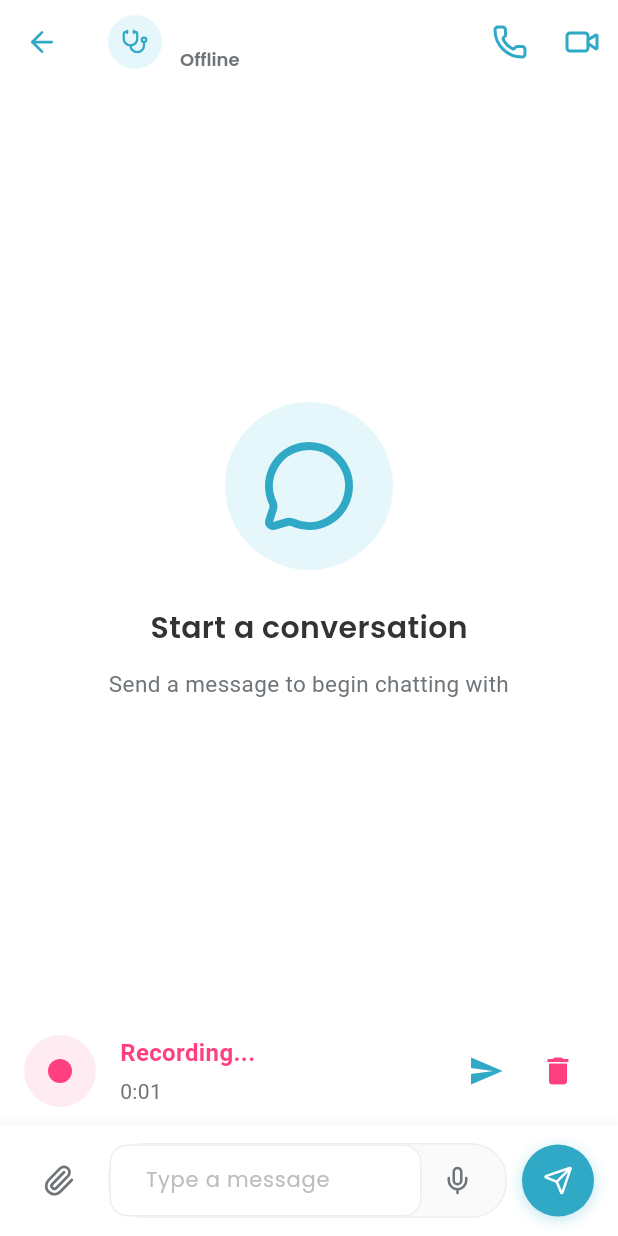
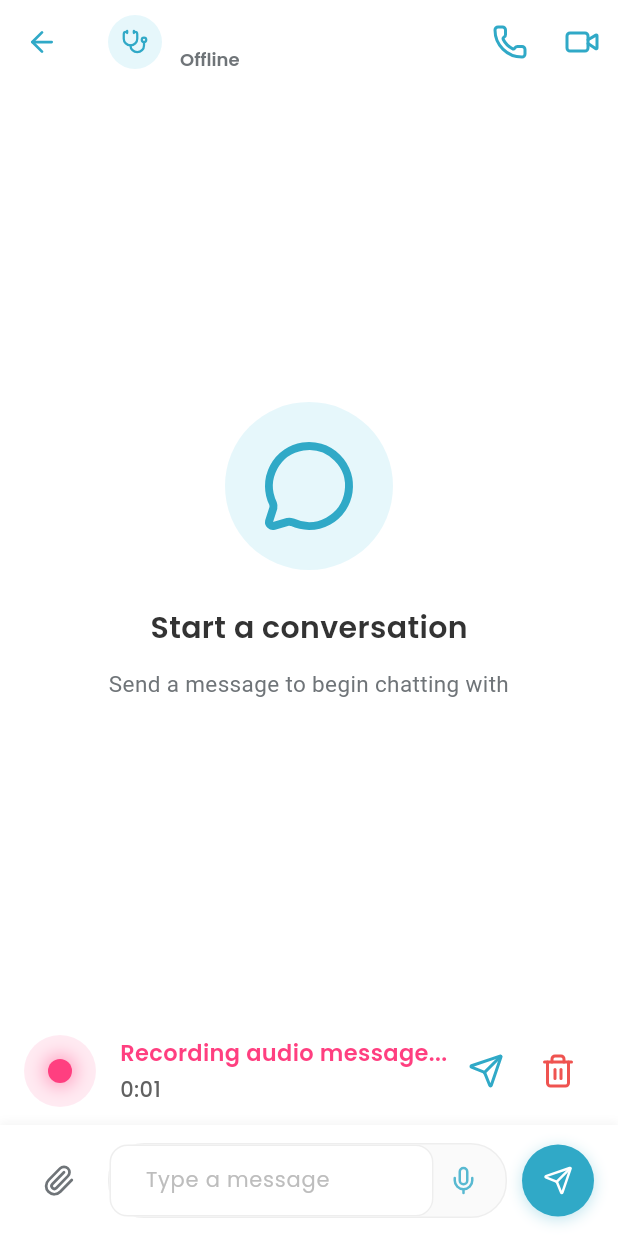
Before and after one commit to haseebawan45/Asan-Ilaaj, a Flutter app: the ChatDetailScreen screen opened directly with empty values, item 2 of the bottom bar chosen, on a phone screen of 412 x 824 dp. Run offline on Flutter 3.47's test engine with Material 3 defaults, Android fonts, the phone set to English and light mode, and no system bars; our stand-ins replace audioplayers, cached_network_image, cloud_firestore, firebase_auth, firebase_core, firebase_messaging and 10 more; missing offline and left inert: agora_rtc_engine, file_selector, flutter_pdfview, record; accounts and stored records are empty.

Commit message:
audio in chat

```diff
--- a/lib/views/screens/common/chat/chat_detail_screen.dart
+++ b/lib/views/screens/common/chat/chat_detail_screen.dart
@@ -13,6 +13,7 @@ import 'package:file_selector/file_selector.dart';
 import 'package:lucide_icons_flutter/lucide_icons.dart';
 import 'package:google_fonts/google_fonts.dart';
 import 'package:healthcare/utils/app_theme.dart';
+import 'package:record/record.dart';
 
 import '../../../../models/chat_message_model.dart';
 import '../../../../models/chat_room_model.dart';
@@ -50,12 +51,15 @@ class _ChatDetailScreenState extends State<ChatDetailScreen> {
   final ChatService _chatService = ChatService();
   final TextEditingController _messageController = TextEditingController();
   final AudioPlayer _audioPlayer = AudioPlayer();
+  final AudioRecorder _audioRecorder = AudioRecorder();
 
   String _currentUserId = FirebaseAuth.instance.currentUser?.uid ?? '';
   String? _receiverId;
   bool _isRecording = false;
   int _recordDuration = 0;
   String? _currentlyPlayingId;
+  String? _currentRecordingPath;
+  DateTime? _recordingStartTime;
 
   // Streams for online status
   Stream<bool>? _contactOnlineStatusStream;
@@ -81,6 +85,7 @@ class _ChatDetailScreenState extends State<ChatDetailScreen> {
     _updateUserOnlineStatus(false);
     _messageController.dispose();
     _audioPlayer.dispose();
+    _audioRecorder.dispose();
     super.dispose();
   }
 
@@ -529,7 +534,7 @@ class _ChatDetailScreenState extends State<ChatDetailScreen> {
     }
   }
 
-  void _showSendingIndicator({bool isDocument = false}) {
+  void _showSendingIndicator({bool isDocument = false, bool isAudio = false}) {
     ScaffoldMessenger.of(context).showSnackBar(
       SnackBar(
         content: Row(
@@ -543,7 +548,9 @@ class _ChatDetailScreenState extends State<ChatDetailScreen> {
               ),
             ),
             SizedBox(width: 16),
-            Text(isDocument ? 'Sending document...' : 'Sending image...'),
+            Text(
+              isDocument ? 'Sending document...' :
+              isAudio ? 'Sending audio message...' : 'Sending image...'),
           ],
         ),
         duration: Duration(seconds: 2),
@@ -1053,38 +1060,144 @@ class _ChatDetailScreenState extends State<ChatDetailScreen> {
     return '${(bytes / (1024 * 1024 * 1024)).toStringAsFixed(1)} GB';
   }
 
-  void _startRecording() {
-    // This would start recording, but for now we'll just show a dialog
-    // The record package might need configuration specific to your needs
+  Future<void> _startRecording() async {
+    // Check if microphone permission is granted
+    final status = await Permission.microphone.request();
+    if (status != PermissionStatus.granted) {
+      _showErrorSnackBar('Microphone permission is required to record audio');
+      return;
+    }
+
+    try {
+      // Get the temporary directory
+      final directory = await getTemporaryDirectory();
+
+      // Use .m4a format for better compatibility
+      final filePath = '${directory.path}/audio_message_${DateTime.now().millisecondsSinceEpoch}.m4a';
+
+      // Start recording with compatible settings
+      await _audioRecorder.start(
+        const RecordConfig(
+          encoder: AudioEncoder.aacLc,
+          bitRate: 128000,
+          sampleRate: 44100,
+          numChannels: 2,
+        ),
+        path: filePath,
+      );
+
       setState(() {
         _isRecording = true;
+        _currentRecordingPath = filePath;
+        _recordingStartTime = DateTime.now();
         _recordDuration = 0;
       });
 
-    // Simulated timer for recording duration
-    Stream.periodic(const Duration(seconds: 1)).listen((event) {
-      if (_isRecording) {
+      // Start timer to update recording duration
+      _updateRecordingDuration();
+    } catch (e) {
+      debugPrint('Error starting recording: $e');
+      _showErrorSnackBar('Failed to start recording');
+    }
+  }
+
+  // Update recording duration every second
+  void _updateRecordingDuration() {
+    if (!_isRecording || _recordingStartTime == null) return;
+
+    Future.delayed(Duration(seconds: 1), () {
+      if (mounted && _isRecording) {
         setState(() {
           _recordDuration++;
         });
+        _updateRecordingDuration(); // Continue updating
       }
     });
   }
 
-  void _stopRecordingAndSend() {
-    // Simulate sending an audio message
-    _showErrorSnackBar('Audio message sent (simulated)');
+  Future<void> _stopRecordingAndSend() async {
+    if (!_isRecording || _currentRecordingPath == null || _receiverId == null) {
       setState(() {
         _isRecording = false;
         _recordDuration = 0;
       });
-  }
-
-  void _cancelRecording() {
+      return;
+    }
+
+    try {
+      // Stop recording
+      final path = await _audioRecorder.stop();
+
+      // Reset recording state immediately to improve UI responsiveness
+      setState(() {
+        _isRecording = false;
+        _recordingStartTime = null;
+      });
+
+      if (path != null) {
+        // Create file object
+        File audioFile = File(path);
+
+        // Verify file exists and has content
+        if (await audioFile.exists()) {
+          int fileSize = await audioFile.length();
+          if (fileSize > 0) {
+            // Show sending indicator
+            _showSendingIndicator(isAudio: true);
+
+            try {
+              // Upload and send audio message
+              await _chatService.sendAudioMessage(
+                roomId: widget.chatRoom.id,
+                senderId: _currentUserId,
+                receiverId: _receiverId!,
+                audioFile: audioFile,
+                audioDuration: _recordDuration,
+              );
+            } catch (e) {
+              debugPrint('Error sending audio message: $e');
+              _showErrorSnackBar('Failed to send audio message');
+            }
+          } else {
+            debugPrint('Warning: Recorded file exists but is empty: $path');
+            _showErrorSnackBar('Recording failed: Audio file is empty');
+          }
+        } else {
+          debugPrint('Warning: Recorded file does not exist: $path');
+          _showErrorSnackBar('Recording failed: Audio file not found');
+        }
+      } else {
+        debugPrint('Error: No path returned from recorder.stop()');
+        _showErrorSnackBar('Failed to record audio');
+      }
+    } catch (e) {
+      debugPrint('Error stopping recording: $e');
+      _showErrorSnackBar('Failed to stop recording');
+    } finally {
+      // Clear duration regardless of success/failure
+      setState(() {
+        _recordDuration = 0;
+      });
+    }
+  }
+
+  Future<void> _cancelRecording() async {
+    try {
+      if (_isRecording) {
+        // Stop the recorder but discard the file
+        await _audioRecorder.stop();
+      }
+    } catch (e) {
+      debugPrint('Error canceling recording: $e');
+    } finally {
+      // Reset state regardless of result
       setState(() {
         _isRecording = false;
         _recordDuration = 0;
+        _recordingStartTime = null;
+        _currentRecordingPath = null;
       });
+    }
   }
 
   Future<void> _playAudio(String audioUrl, String messageId) async {
@@ -1396,26 +1509,33 @@ class _ChatDetailScreenState extends State<ChatDetailScreen> {
               ),
               child: Row(
                 children: [
-                  Stack(
-                    alignment: Alignment.center,
-                    children: [
-                      Container(
+                  // Animated recording indicator
+                  AnimatedContainer(
+                    duration: Duration(milliseconds: 300),
                     width: 48,
                     height: 48,
                     decoration: BoxDecoration(
                       color: AppColors.primaryPink.withOpacity(0.1),
                       shape: BoxShape.circle,
                     ),
-                      ),
-                      Container(
+                    child: Center(
+                      child: AnimatedContainer(
+                        duration: Duration(milliseconds: 500),
                         width: 16,
                         height: 16,
                         decoration: BoxDecoration(
                           color: AppColors.primaryPink,
                           shape: BoxShape.circle,
-                        ),
-                      ),
-                    ],
+                          boxShadow: [
+                            BoxShadow(
+                              color: AppColors.primaryPink.withOpacity(0.5),
+                              blurRadius: 10,
+                              spreadRadius: 2,
+                            ),
+                          ],
+                        ),
+                      ),
+                    ),
                   ),
                   const SizedBox(width: 16),
                   Expanded(
@@ -1423,9 +1543,9 @@ class _ChatDetailScreenState extends State<ChatDetailScreen> {
                       crossAxisAlignment: CrossAxisAlignment.start,
                       children: [
                         Text(
-                          'Recording...',
-                          style: TextStyle(
-                            fontSize: 16,
+                          'Recording audio message...',
+                          style: GoogleFonts.poppins(
+                            fontSize: 15,
                             fontWeight: FontWeight.w600,
                             color: AppColors.primaryPink,
                           ),
@@ -1433,23 +1553,30 @@ class _ChatDetailScreenState extends State<ChatDetailScreen> {
                         const SizedBox(height: 4),
                         Text(
                           _formatTime(_recordDuration),
-                          style: TextStyle(
+                          style: GoogleFonts.poppins(
                             fontSize: 14,
-                            color: AppColors.lightText,
-                          ),
-                        ),
-                      ],
-                    ),
-                  ),
+                            color: Colors.grey.shade700,
+                            fontWeight: FontWeight.w500,
+                          ),
+                        ),
+                      ],
+                    ),
+                  ),
+                  // Send button
                   IconButton(
-                    icon: const Icon(Icons.send),
+                    icon: Icon(LucideIcons.send),
                     onPressed: _stopRecordingAndSend,
                     color: widget.isDoctor ? AppColors.primaryPink : AppColors.primaryTeal,
-                  ),
+                    iconSize: 24,
+                    tooltip: 'Send audio message',
+                  ),
+                  // Cancel button
                   IconButton(
-                    icon: const Icon(Icons.delete),
+                    icon: Icon(LucideIcons.trash2),
                     onPressed: _cancelRecording,
-                    color: AppColors.primaryPink,
+                    color: Colors.red.shade400,
+                    iconSize: 24,
+                    tooltip: 'Cancel recording',
                   ),
                 ],
               ),
@@ -1526,11 +1653,23 @@ class _ChatDetailScreenState extends State<ChatDetailScreen> {
                         ),
                         Padding(
                           padding: const EdgeInsets.only(right: 8.0),
-                          child: IconButton(
-                            icon: Icon(LucideIcons.mic),
-                            onPressed: _startRecording,
-                            color: AppColors.lightText,
-                            iconSize: 20,
+                          child: Material(
+                            color: Colors.transparent,
+                            borderRadius: BorderRadius.circular(20),
+                            child: InkWell(
+                              onTap: _startRecording,
+                              borderRadius: BorderRadius.circular(20),
+                              child: Container(
+                                padding: EdgeInsets.all(10),
+                                child: Icon(
+                                  LucideIcons.mic,
+                                  color: widget.isDoctor
+                                      ? AppColors.primaryPink.withOpacity(0.8)
+                                      : AppColors.primaryTeal.withOpacity(0.8),
+                                  size: 20,
+                                ),
+                              ),
+                            ),
                           ),
                         ),
                       ],
```
Lines whose indentation alone changed are shown as unchanged.
